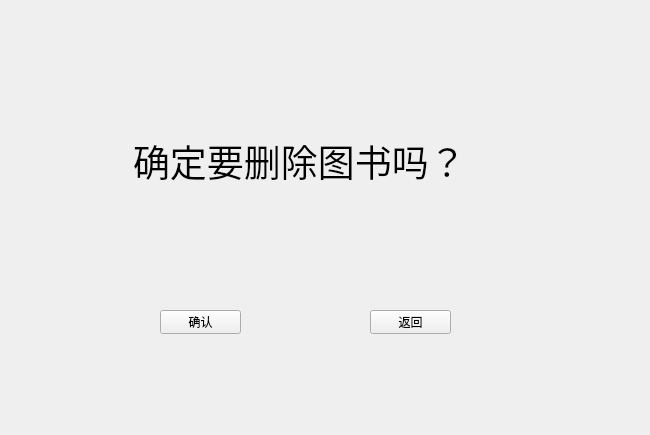
Old version of the form boook_managet.ui in the repository belunch/book_manage_system.
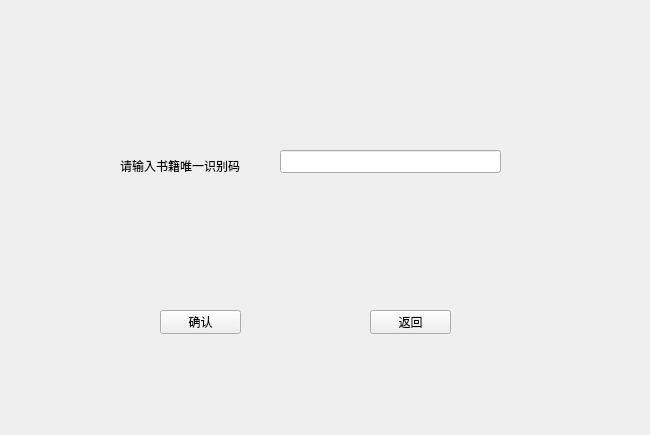
New version of the form. The open tabs and pages were chosen to show the change.

Commit message: 用户界面各个页面的切换功能全部完成

The edit to the form file:
```diff
--- a/boook_managet.ui
+++ b/boook_managet.ui
@@ -183,19 +183,24 @@
     <widget class="QLabel" name="label_11">
      <property name="geometry">
       <rect>
-       <x>113</x>
-       <y>50</y>
-       <width>341</width>
-       <height>121</height>
+       <x>100</x>
+       <y>100</y>
+       <width>141</width>
+       <height>31</height>
       </rect>
      </property>
-     <property name="font">
-      <font>
-       <pointsize>28</pointsize>
-      </font>
-     </property>
      <property name="text">
-      <string>确定要删除图书吗？</string>
+      <string>请输入书籍唯一识别码</string>
+     </property>
+    </widget>
+    <widget class="QLineEdit" name="delete_bookid">
+     <property name="geometry">
+      <rect>
+       <x>260</x>
+       <y>100</y>
+       <width>221</width>
+       <height>23</height>
+      </rect>
      </property>
     </widget>
    </widget>
```
Left out of the diff: 26 changed lines with no effect on the pictures. The commit also changes 7 other files.
